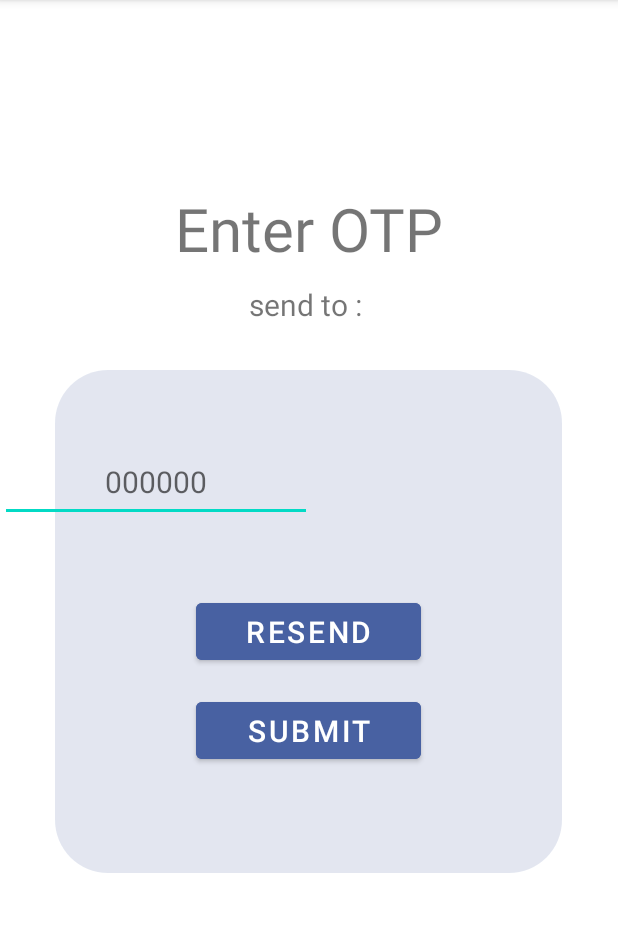
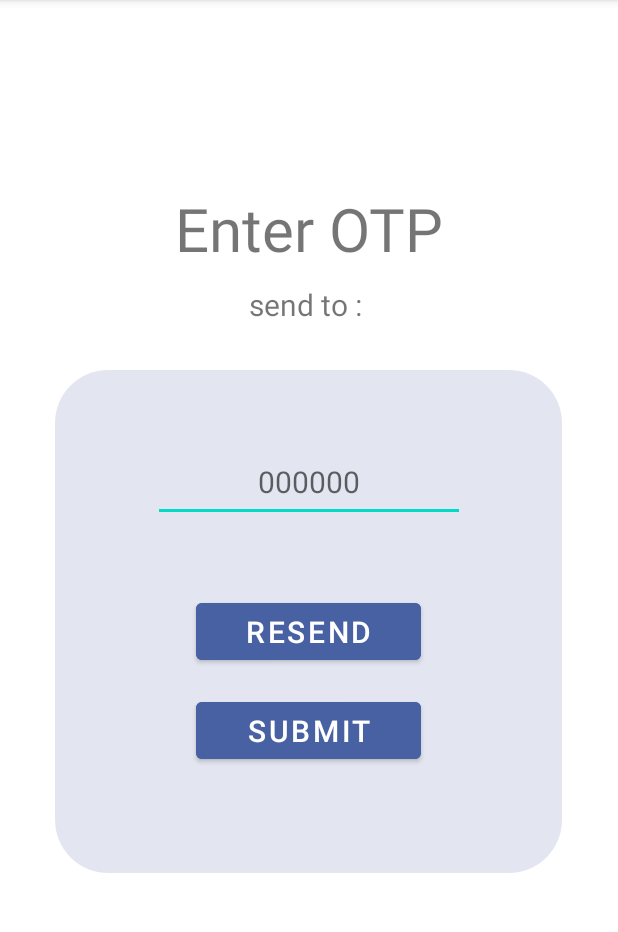
Before and after one commit to mohit-1089/Limiter, an Android app: the Otp screen opened directly, with no data from a screen before it, on a phone screen of 412 x 824 dp, the part 84-1016 px from its top. Run offline under Robolectric (Android 15) with nearby library versions, the phone set to English and light mode, and no system bars.

Commit message:
otp page

```diff
--- a/Limiter/app/src/main/res/layout/activity_otp.xml
+++ b/Limiter/app/src/main/res/layout/activity_otp.xml
@@ -46,8 +46,9 @@
         android:paddingLeft="20dp"
         android:paddingRight="20dp"
         android:textSize="20sp"
-        app:layout_constraintTop_toTopOf="@+id/asr"
-        tools:layout_editor_absoluteX="101dp" />
+        app:layout_constraintEnd_toEndOf="parent"
+        app:layout_constraintStart_toStartOf="parent"
+        app:layout_constraintTop_toTopOf="@+id/asr" />
 
     <Button
         android:id="@+id/btnResend"
```
